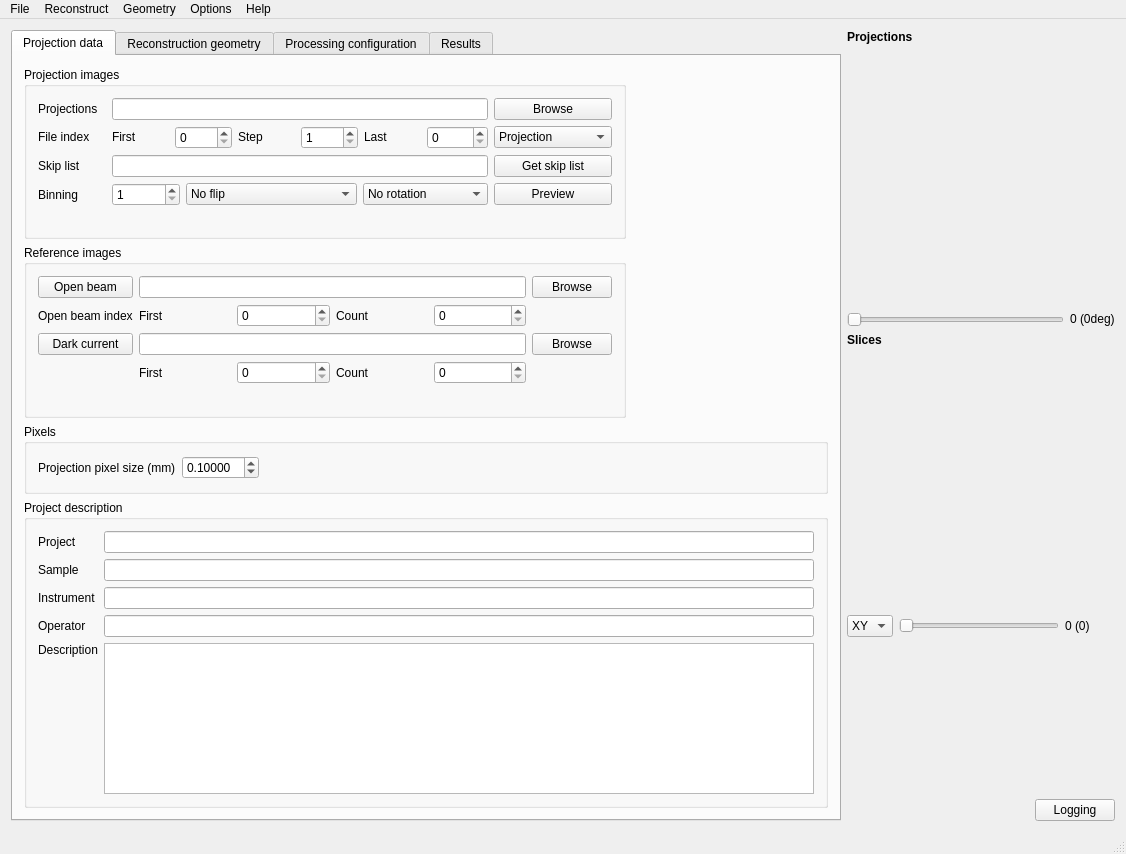
Before: the Qt Designer form applications/muhrec3/src/muhrecmainwindow.ui in neutronimaging/imagingsuite, drawn with Qt 5.
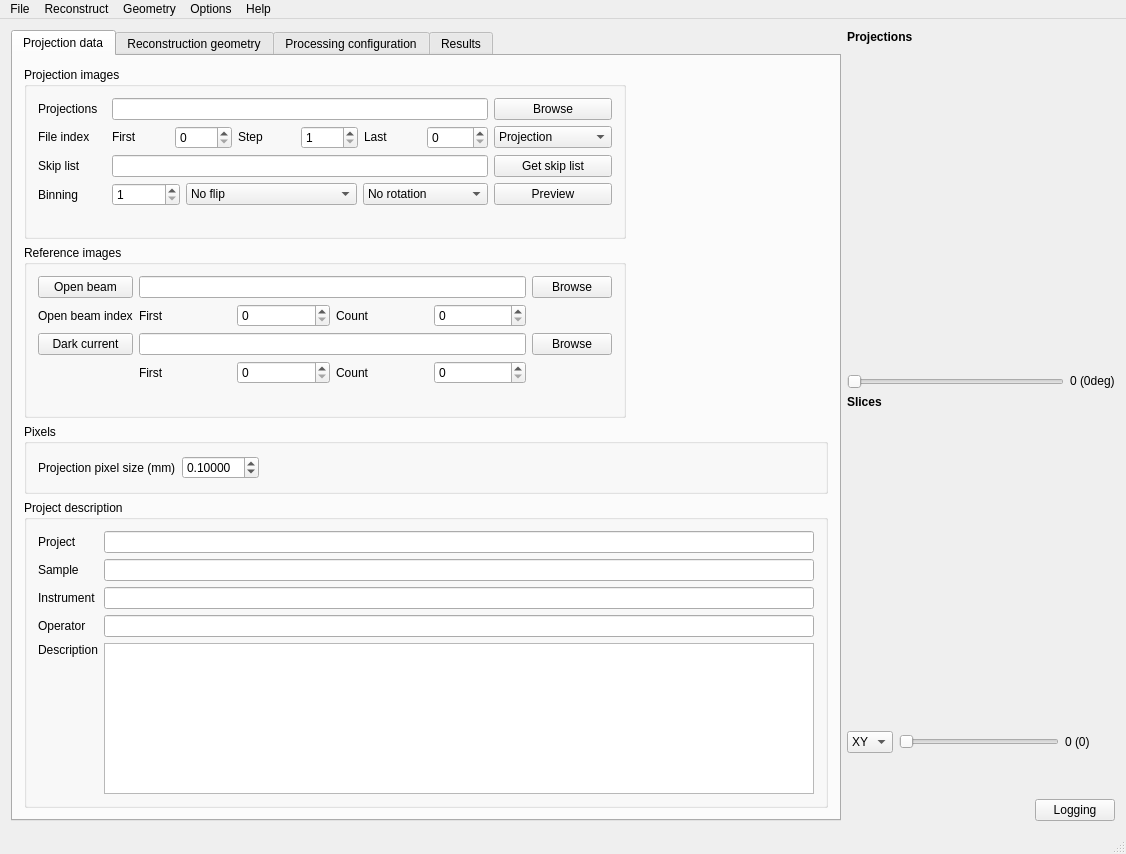
After: the same form once the commit is applied. Custom widgets are drawn as their Qt base class.

Commit message: Fixed space issue

Diff of the .ui file:
```diff
--- a/applications/muhrec3/src/muhrecmainwindow.ui
+++ b/applications/muhrec3/src/muhrecmainwindow.ui
@@ -2269,6 +2269,9 @@
           <property name="orientation">
            <enum>Qt::Vertical</enum>
           </property>
+          <property name="sizeType">
+           <enum>QSizePolicy::Maximum</enum>
+          </property>
           <property name="sizeHint" stdset="0">
            <size>
             <width>20</width>
```
